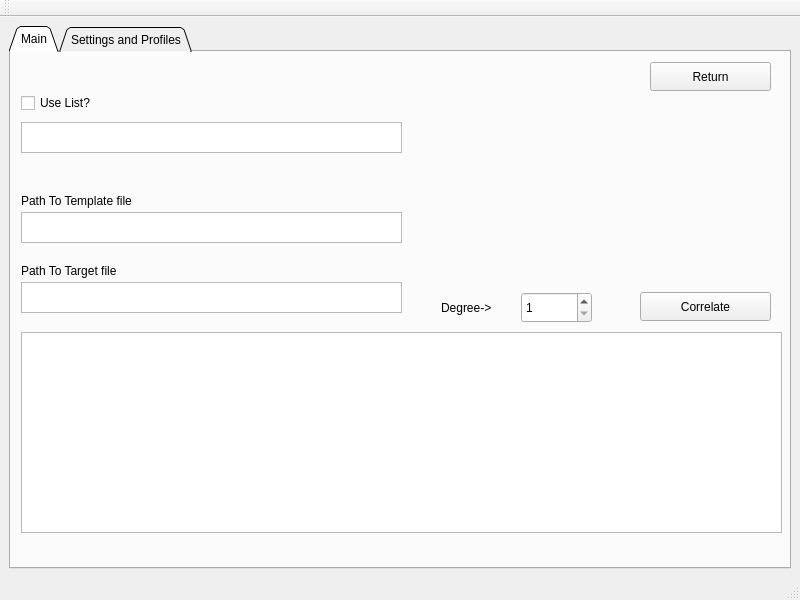
Qt form Correlation2.ui (tboudreaux/PHY-2002) before a commit.
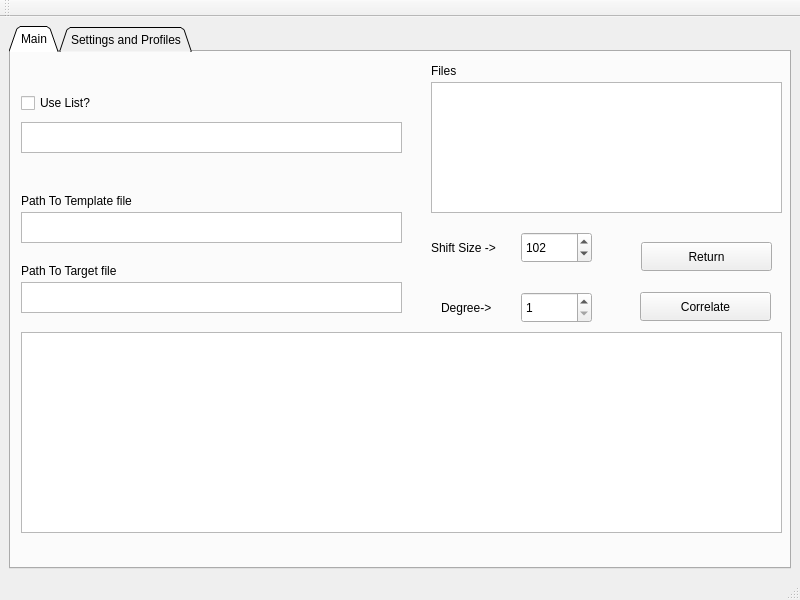
The same form after that commit.

Diff of the .ui file:
```diff
--- a/Correlation2.ui
+++ b/Correlation2.ui
@@ -96,9 +96,9 @@
        <widget class="QPushButton" name="return_2">
         <property name="geometry">
          <rect>
-          <x>639</x>
-          <y>10</y>
-          <width>121</width>
+          <x>630</x>
+          <y>190</y>
+          <width>131</width>
           <height>29</height>
          </rect>
         </property>
@@ -158,6 +158,64 @@
          <string>Path To Target file</string>
         </property>
        </widget>
+       <widget class="QSpinBox" name="ShiftSize">
+        <property name="geometry">
+         <rect>
+          <x>510</x>
+          <y>180</y>
+          <width>71</width>
+          <height>31</height>
+         </rect>
+        </property>
+        <property name="minimum">
+         <number>50</number>
+        </property>
+        <property name="maximum">
+         <number>500</number>
+        </property>
+        <property name="singleStep">
+         <number>2</number>
+        </property>
+        <property name="value">
+         <number>102</number>
+        </property>
+       </widget>
+       <widget class="QLabel" name="label_10">
+        <property name="geometry">
+         <rect>
+          <x>420</x>
+          <y>170</y>
+          <width>81</width>
+          <height>51</height>
+         </rect>
+        </property>
+        <property name="text">
+         <string>Shift Size -&gt;</string>
+        </property>
+       </widget>
+       <widget class="QListWidget" name="FileBox">
+        <property name="geometry">
+         <rect>
+          <x>420</x>
+          <y>30</y>
+          <width>351</width>
+          <height>131</height>
+         </rect>
+        </property>
+       </widget>
+       <widget class="QLabel" name="label_11">
+        <property name="geometry">
+         <rect>
+          <x>420</x>
+          <y>10</y>
+          <width>66</width>
+          <height>17</height>
+         </rect>
+        </property>
+        <property name="text">
+         <string>Files</string>
+        </property>
+       </widget>
       </widget>
       <widget class="QWidget" name="settings">
        <attribute name="title">
```
